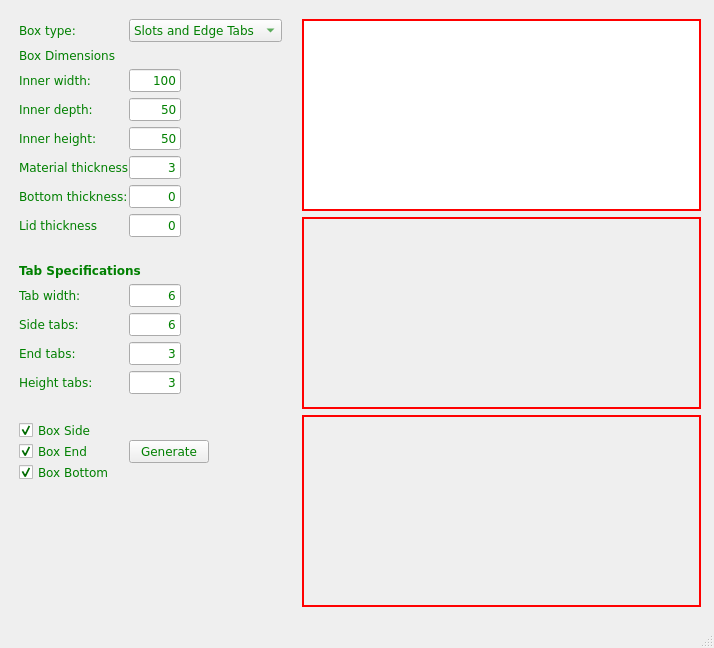
This is form.ui in gharley/LaserCutBoxes as Qt 5 draws it before an edit. The edited form follows.
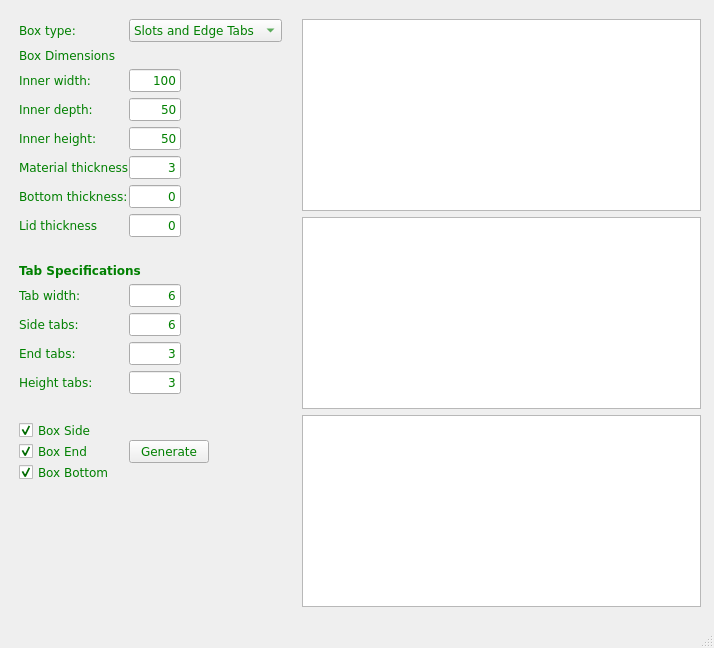
This is the edited form.

Commit message: moved to QGraphicsView

The edit to the form file:
```diff
--- a/form.ui
+++ b/form.ui
@@ -48,14 +48,6 @@
 	max-width: 75;
 	min-width: -1;
 }
-
-QWidget#imgSide, QFrame#frmEnd, QFrame#frmBottom{
-	border: 2px solid red;
-}
-
-QSVGWWidget{
-	margin: 20px;
-}
 </string>
   </property>
   <widget class="QWidget" name="centralwidget">
@@ -653,51 +645,30 @@
         <property name="sizeAdjustPolicy">
          <enum>QAbstractScrollArea::AdjustToContents</enum>
         </property>
-        <property name="foregroundBrush">
-         <brush brushstyle="SolidPattern">
+        <property name="backgroundBrush">
+         <brush brushstyle="NoBrush">
           <color alpha="255">
-           <red>0</red>
-           <green>0</green>
-           <blue>0</blue>
+           <red>211</red>
+           <green>211</green>
+           <blue>211</blue>
           </color>
          </brush>
         </property>
-        <property name="renderHints">
-         <set>QPainter::Antialiasing|QPainter::HighQualityAntialiasing|QPainter::TextAntialiasing</set>
+        <property name="sceneRect">
+         <rectf>
+          <x>0.000000000000000</x>
+          <y>0.000000000000000</y>
+          <width>0.000000000000000</width>
+          <height>0.000000000000000</height>
+         </rectf>
         </property>
        </widget>
       </item>
       <item>
-       <widget class="QFrame" name="frmEnd">
-        <property name="sizePolicy">
-         <sizepolicy hsizetype="Expanding" vsizetype="Expanding">
-          <horstretch>0</horstretch>
-          <verstretch>0</verstretch>
-         </sizepolicy>
-        </property>
-        <property name="frameShape">
-         <enum>QFrame::StyledPanel</enum>
-        </property>
-        <property name="frameShadow">
-         <enum>QFrame::Raised</enum>
-        </property>
-       </widget>
+       <widget class="QGraphicsView" name="imgEnd"/>
       </item>
       <item>
-       <widget class="QFrame" name="frmBottom">
-        <property name="sizePolicy">
-         <sizepolicy hsizetype="Expanding" vsizetype="Expanding">
-          <horstretch>0</horstretch>
-          <verstretch>0</verstretch>
-         </sizepolicy>
-        </property>
-        <property name="frameShape">
-         <enum>QFrame::StyledPanel</enum>
-        </property>
-        <property name="frameShadow">
-         <enum>QFrame::Raised</enum>
-        </property>
-       </widget>
+       <widget class="QGraphicsView" name="imgBottom"/>
       </item>
      </layout>
     </item>
```
Left out of the diff: 3 changed lines with no effect on the pictures. The commit also changes 1 other file.
